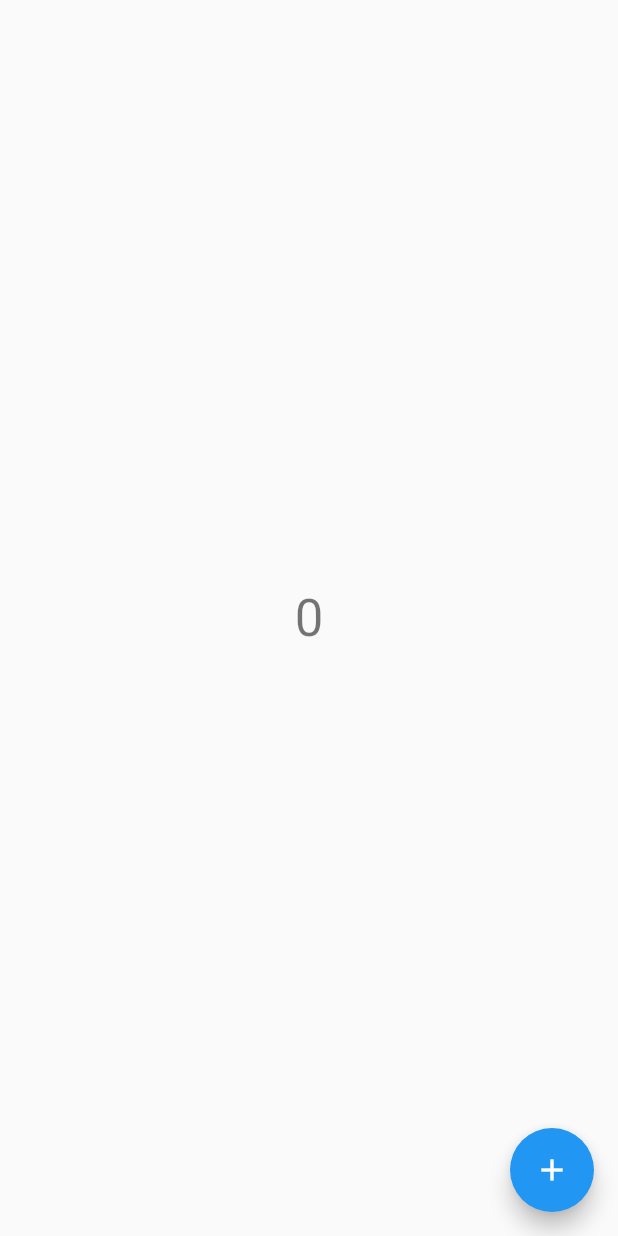
After one commit to dangquanuet/flutter-state-app, a Flutter app: the screen it shows after launch, on a phone screen of 412 x 824 dp. The commit adds this screen. Run offline on Flutter 3.47's test engine with Material 2 defaults, Android fonts, the phone set to English and light mode, and no system bars; our stand-ins replace flutter_bloc, shared_preferences.

Commit message:
add stream app

```diff
--- a/lib/main.dart
+++ b/lib/main.dart
@@ -1,14 +1,17 @@
 import 'package:flutter/material.dart';
 import 'package:flutterstateapp/provider.dart';
+import 'package:flutterstateapp/stream.dart';
 import 'package:provider/provider.dart';
 
 void main() {
 //  runApp(StateApp());
 
-  runApp(ChangeNotifierProvider(
-    create: (context) => CountModel(),
-    child: ProviderApp(),
-  ));
+//  runApp(ChangeNotifierProvider(
+//    create: (context) => CountModel(),
+//    child: ProviderApp(),
+//  ));
 
 //  runApp(BlocApp());
+
+  runApp(StreamApp());
 }
--- /dev/null
+++ b/lib/stream.dart
@@ -0,0 +1,98 @@
+import 'dart:async';
+
+import 'package:flutter/material.dart';
+import 'package:shared_preferences/shared_preferences.dart';
+
+/// provider sample
+class StreamApp extends StatelessWidget {
+  @override
+  Widget build(BuildContext context) {
+    return MaterialApp(
+      title: 'Flutter Demo',
+      theme: ThemeData(
+        primarySwatch: Colors.blue,
+        visualDensity: VisualDensity.adaptivePlatformDensity,
+      ),
+      home: StreamPage(),
+    );
+  }
+}
+
+class StreamPage extends StatelessWidget {
+  final StreamModel streamModel = StreamModel();
+
+  @override
+  Widget build(BuildContext context) {
+    print("Scaffold");
+    return Scaffold(
+      body: Center(
+        child: GestureDetector(
+            onTap: () => streamModel.decreaseCounter(),
+            child: StreamBuilder<int>(
+              stream: streamModel.stream,
+              builder: (BuildContext context, AsyncSnapshot<int> snapshot) {
+                print("Streambuilder ${snapshot.data.toString()}");
+                return Text(
+                  snapshot.data.toString(),
+                  style: Theme
+                      .of(context)
+                      .textTheme
+                      .headline4,
+                );
+              },
+            )),
+      ),
+      floatingActionButton: FloatingActionButton(
+        onPressed: () => streamModel.increaseCounter(),
+        tooltip: 'Increment',
+        child: Icon(Icons.add),
+      ),
+    );
+  }
+}
+
+class StreamModel {
+  StreamModel() {
+    stream = streamController.stream;
+    _getCounter();
+  }
+
+  static const COUNTER_KEY = "COUNTER";
+  StreamController streamController = StreamController<int>();
+  Stream stream;
+  int count;
+
+  _getCounter() async {
+    SharedPreferences.getInstance().then(
+          (value) {
+        final countValue = value.getInt(COUNTER_KEY);
+        if (countValue != null) {
+          count = countValue;
+        } else {
+          count = 0;
+        }
+        streamController.add(count);
+      },
+    );
+  }
+
+  increaseCounter() {
+    count++;
+    streamController.add(count);
+    SharedPreferences.getInstance().then(
+          (value) {
+        value.setInt(COUNTER_KEY, count);
+      },
+    );
+  }
+
+  decreaseCounter() {
+    count--;
+    streamController.add(count);
+    SharedPreferences.getInstance().then(
+          (value) {
+        value.setInt(COUNTER_KEY, count);
+      },
+    );
+  }
+}
```
